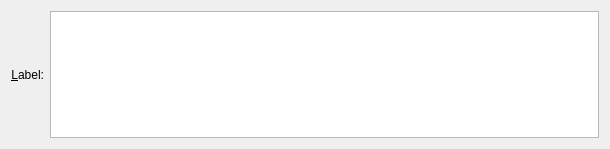
Old version of the form src/widgets/labelbuilder.ui in the repository Kst-plot/kst.
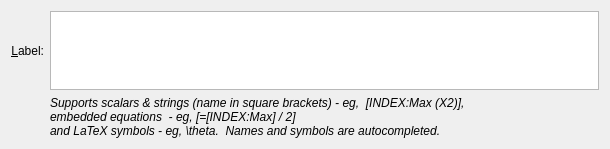
New version of the form. Custom widgets are drawn as their Qt base class.

Patch:
```diff
--- a/src/widgets/labelbuilder.ui
+++ b/src/widgets/labelbuilder.ui
@@ -45,6 +45,26 @@
    <item row="0" column="1">
     <widget class="Kst::SVCCTextEdit" name="_label"/>
    </item>
+   <item row="1" column="1">
+    <widget class="QLabel" name="label">
+     <property name="sizePolicy">
+      <sizepolicy hsizetype="Fixed" vsizetype="Fixed">
+       <horstretch>0</horstretch>
+       <verstretch>0</verstretch>
+      </sizepolicy>
+     </property>
+     <property name="font">
+      <font>
+       <italic>true</italic>
+      </font>
+     </property>
+     <property name="text">
+      <string>Supports scalars &amp; strings (name in square brackets) - eg,  [INDEX:Max (X2)],
+embedded equations  - eg, [=[INDEX:Max] / 2]
+and LaTeX symbols - eg, \theta.  Names and symbols are autocompleted.</string>
+     </property>
+    </widget>
+   </item>
   </layout>
  </widget>
  <layoutdefault spacing="6" margin="11"/>
```
